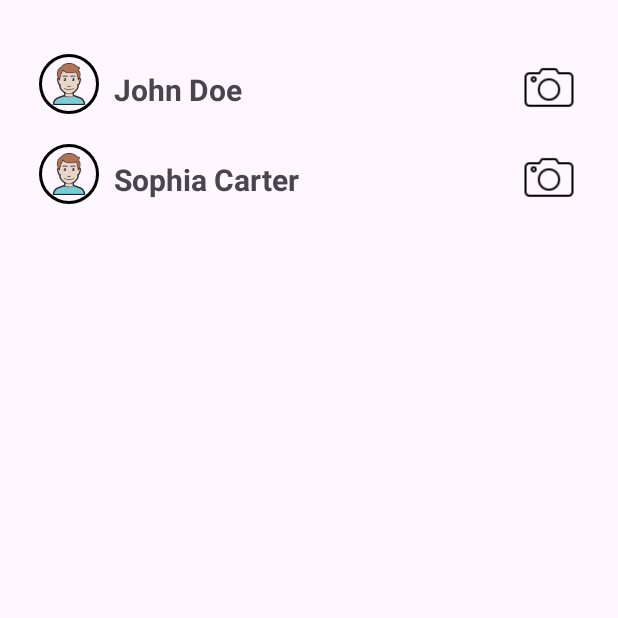
After one commit to JawadAhmadKhan04/ConnectME_UI, an Android app: the fragment RequestsFragment shown on its own in the app's theme, on a phone screen of 412 x 824 dp, the top half of it. The commit adds this screen. Run offline under Robolectric (Android 15) with nearby library versions, the phone set to English and light mode, and no system bars.

Commit message:
Added the requests message functionality along with DM

```diff
--- /dev/null
+++ b/app/src/main/java/com/jawadahmadkhan/i220791/RequestsFragment.kt
@@ -0,0 +1,27 @@
+package com.jawadahmadkhan.i220791
+
+import android.os.Bundle
+import android.view.LayoutInflater
+import android.view.View
+import android.view.ViewGroup
+import androidx.fragment.app.Fragment
+import androidx.recyclerview.widget.LinearLayoutManager
+import androidx.recyclerview.widget.RecyclerView
+
+class RequestsFragment : Fragment() {
+    private lateinit var requestRecyclerView: RecyclerView
+    private lateinit var requestAdapter: DMAdapter
+    private val requestList = listOf(
+        DMItem("John Doe", R.drawable.dm_image),
+        DMItem("Sophia Carter", R.drawable.dm_image)
+    )
+
+    override fun onCreateView(inflater: LayoutInflater, container: ViewGroup?, savedInstanceState: Bundle?): View {
+        val view = inflater.inflate(R.layout.fragment_requests, container, false)
+        requestRecyclerView = view.findViewById(R.id.requestRecyclerView)
+        requestRecyclerView.layoutManager = LinearLayoutManager(context)
+        requestAdapter = DMAdapter(requestList)
+        requestRecyclerView.adapter = requestAdapter
+        return view
+    }
+}
--- /dev/null
+++ b/app/src/main/res/layout/fragment_requests.xml
@@ -0,0 +1,14 @@
+<?xml version="1.0" encoding="utf-8"?>
+<LinearLayout xmlns:android="http://schemas.android.com/apk/res/android"
+    android:layout_width="match_parent"
+    android:layout_height="match_parent"
+    android:orientation="vertical"
+    android:padding="16dp">
+
+    <!-- RecyclerView for Requests -->
+    <androidx.recyclerview.widget.RecyclerView
+        android:id="@+id/requestRecyclerView"
+        android:layout_width="match_parent"
+        android:layout_height="wrap_content"
+        android:paddingTop="10dp"/>
+</LinearLayout>
```
Also changed, not shown: app/src/main/java/com/jawadahmadkhan/i220791/DMFragments.kt (added, +31 -0 lines), app/src/main/java/com/jawadahmadkhan/i220791/DMListActivity.kt (+39 -25 lines), app/src/main/java/com/jawadahmadkhan/i220791/DMTabsAdapter.kt (added, +16 -0 lines), app/src/main/java/com/jawadahmadkhan/i220791/ViewPagerAdapter.kt (added, +16 -0 lines), app/src/main/res/layout/all_dms.xml (+4 -3 lines), app/src/main/res/layout/fragments_dm.xml (added, +14 -0 lines).
